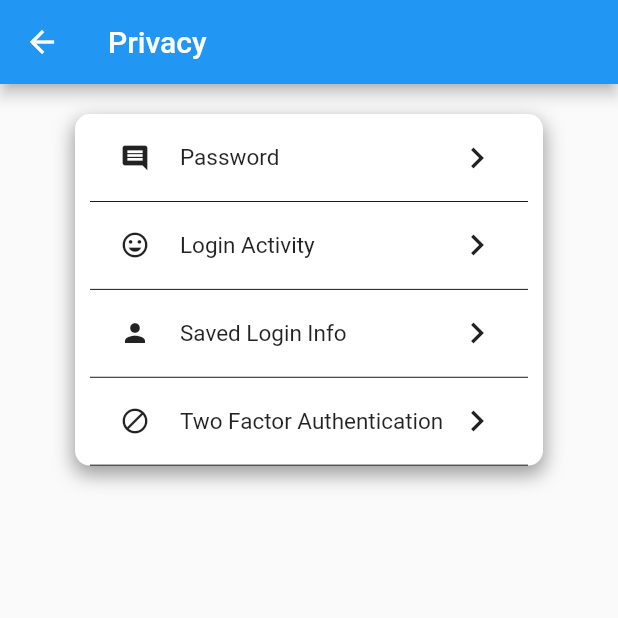
After one commit to The-virgo-noid/talenthunt, a Flutter app: the SecurityScreen screen opened directly, on a phone screen of 412 x 824 dp, the top half of it. The commit adds this screen. Run offline on Flutter 3.47's test engine with Material 2 defaults, Android fonts, the phone set to English and light mode, and no system bars; our stand-ins replace bottom_navy_bar, flutter_speed_dial, fluttertoast, font_awesome_flutter, image_picker, page_transition and 1 more; missing offline and left inert: dropdownfield.

Commit message:
added privacy and security buttons

```diff
--- /dev/null
+++ b/lib/widgets/SecurityScreen.dart
@@ -0,0 +1,77 @@
+import 'package:flutter/material.dart';
+
+class SecurityScreen extends StatelessWidget {
+  @override
+  Widget build(BuildContext context) {
+    return Scaffold(
+      appBar: AppBar(
+        title: Text("Privacy"),
+      ),
+      body: Padding(
+        padding: const EdgeInsets.symmetric(vertical: 20.0, horizontal: 50.0),
+        child: Container(
+          padding: const EdgeInsets.symmetric(horizontal: 10.0),
+          decoration: BoxDecoration(
+            borderRadius: BorderRadius.circular(10),
+            color: Colors.white,
+            boxShadow: [
+              BoxShadow(
+                color: Colors.grey,
+                blurRadius: 10.0, // soften the shadow
+                spreadRadius: 1.0, //extend the shadow
+                offset: Offset(
+                  0.0, // Move to right 10  horizontally
+                  5.0, // Move to bottom 10 Vertically
+                ),
+              )
+            ],
+          ),
+          child: Column(
+            mainAxisSize: MainAxisSize.min,
+            children: <Widget>[
+              listButtons(Icons.comment, 'Password'),
+              listButtons(Icons.tag_faces, 'Login Activity'),
+              listButtons(Icons.person, 'Saved Login Info'),
+              listButtons(Icons.block, 'Two Factor Authentication'),
+            ],
+          ),
+        ),
+      ),
+    );
+  }
+
+  Widget listButtons(IconData icon, String title) {
+    return Container(
+      padding: EdgeInsets.symmetric(horizontal: 20.0, vertical: 15.0),
+      decoration: BoxDecoration(
+        border: Border(
+          bottom: BorderSide(width: 0.6),
+        ),
+      ),
+      child: Row(
+        mainAxisAlignment: MainAxisAlignment.spaceBetween,
+        children: <Widget>[
+          Row(
+            children: <Widget>[
+              Icon(
+                icon,
+                size: 20,
+              ),
+              SizedBox(
+                width: 20.0,
+              ),
+              Text(
+                title,
+                style: TextStyle(fontSize: 15.0),
+              ),
+            ],
+          ),
+          Icon(
+            Icons.keyboard_arrow_right,
+            size: 28,
+          ),
+        ],
+      ),
+    );
+  }
+}
```
Also changed, not shown: lib/widgets/EditScreen.dart (+47 -3 lines), lib/widgets/PrivacyScreen.dart (added, +78 -0 lines).
